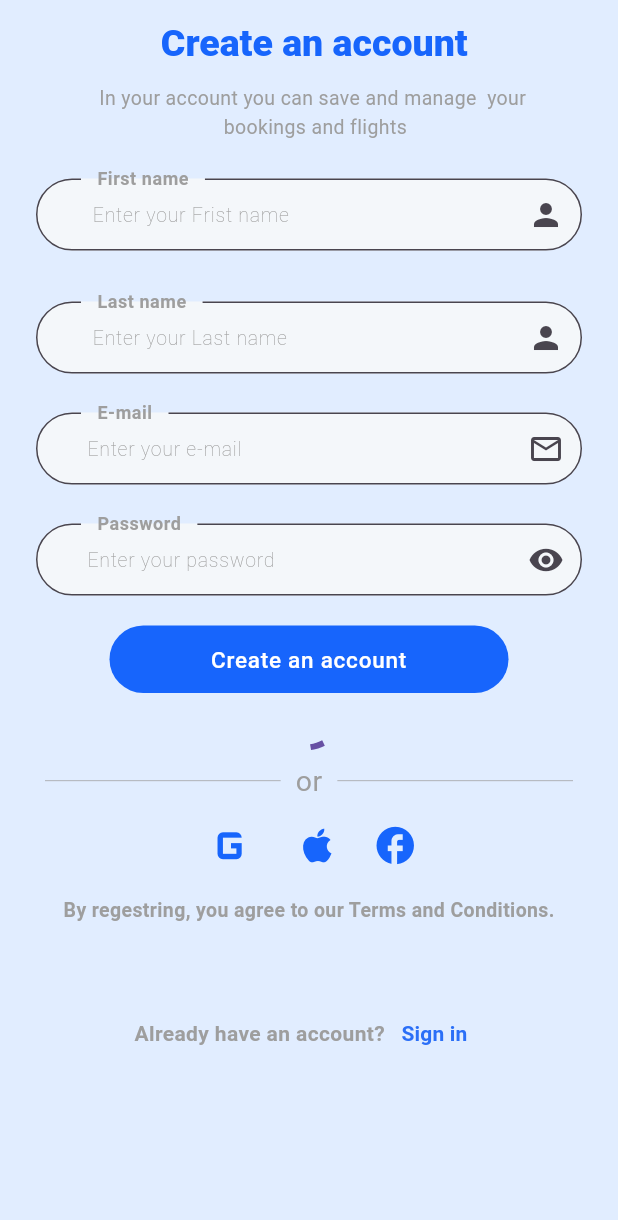
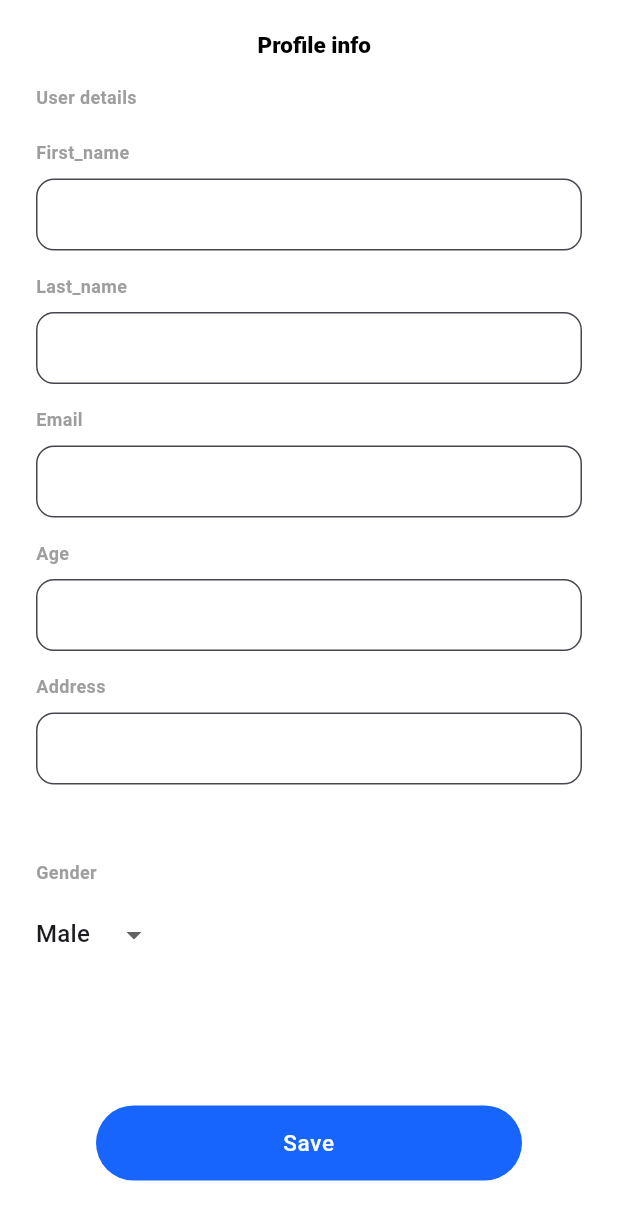
Before and after one commit to Lanahamed1/Tickets-Booking-Agency, a Flutter app: the screen it shows after launch, on a phone screen of 412 x 824 dp. Shown: the top 1220 px of the screen. Run offline on Flutter 3.47's test engine with Material 3 defaults, Android fonts, the phone set to English and light mode, and no system bars.

Commit message:
new file

```diff
--- a/analysis_options.yaml
+++ b/analysis_options.yaml
@@ -7,6 +7,9 @@
 
 # The following line activates a set of recommended lints for Flutter apps,
 # packages, and plugins designed to encourage good coding practices.
+analyzer:
+  errors:
+    file_names: ignore
 include: package:flutter_lints/flutter.yaml
 
 linter:
--- /dev/null
+++ b/lib/Edit_Profile.dart
@@ -0,0 +1,243 @@
+// ignore: file_names
+import 'package:flutter/cupertino.dart';
+import 'package:flutter/material.dart';
+import 'package:flutter/rendering.dart';
+import 'package:flutter/widgets.dart';
+
+// ignore: camel_case_types
+class Edit_Profile extends StatefulWidget {
+  const Edit_Profile({super.key});
+
+  @override
+  State<Edit_Profile> createState() => _Edit_ProfileState();
+}
+
+String selectedGender = 'Male';
+
+// ignore: camel_case_types
+class _Edit_ProfileState extends State<Edit_Profile> {
+  @override
+  Widget build(BuildContext context) {
+    return Scaffold(
+      backgroundColor: Colors.white,
+      appBar: AppBar(
+        backgroundColor: Colors.white,
+        centerTitle: true,
+        elevation: 0.0,
+        title: SizedBox(
+          child: Container(
+              alignment: Alignment.center,
+              margin: const EdgeInsets.only(left: 7, top: 3),
+              child: const Text(
+                "Profile info",
+                style: TextStyle(
+                    color: Colors.black,
+                    fontSize: 15,
+                    fontWeight: FontWeight.w900),
+              )),
+        ),
+      ),
+      body: Container(
+          padding: const EdgeInsets.symmetric(horizontal: 24),
+          // ignore: prefer_const_literals_to_create_immutables
+          child: ListView(children: [
+            const Text(
+              "User details",
+              style: TextStyle(
+                  color: Colors.grey,
+                  fontWeight: FontWeight.bold,
+                  fontSize: 12),
+            ),
+            const SizedBox(
+              height: 20,
+            ),
+            const Text(
+              "First_name",
+              style: TextStyle(
+                  color: Colors.grey,
+                  fontWeight: FontWeight.bold,
+                  fontSize: 12),
+            ),
+            const SizedBox(
+              height: 9,
+            ),
+            TextFormField(
+              decoration: InputDecoration(
+                fillColor: Colors.white,
+                border:
+                    OutlineInputBorder(borderRadius: BorderRadius.circular(12)),
+                filled: true,
+                contentPadding:
+                    const EdgeInsets.symmetric(vertical: 5, horizontal: 30),
+                label: Container(
+                  margin: const EdgeInsets.symmetric(horizontal: 9),
+                ),
+              ),
+            ),
+            const SizedBox(
+              height: 15,
+            ),
+            const Text(
+              "Last_name",
+              style: TextStyle(
+                  color: Colors.grey,
+                  fontWeight: FontWeight.bold,
+                  fontSize: 12),
+            ),
+            const SizedBox(
+              height: 9,
+            ),
+            TextFormField(
+              decoration: InputDecoration(
+                fillColor: Colors.white,
+                border:
+                    OutlineInputBorder(borderRadius: BorderRadius.circular(12)),
+                filled: true,
+                contentPadding:
+                    const EdgeInsets.symmetric(vertical: 5, horizontal: 30),
+                label: Container(
+                  margin: const EdgeInsets.symmetric(horizontal: 9),
+                ),
+              ),
+            ),
+            const SizedBox(
+              height: 15,
+            ),
+            const Text(
+              "Email",
+              style: TextStyle(
+                  color: Colors.grey,
+                  fontWeight: FontWeight.bold,
+                  fontSize: 12),
+            ),
+            const SizedBox(
+              height: 9,
+            ),
+            TextFormField(
+              decoration: InputDecoration(
+                fillColor: Colors.white,
+                border:
+                    OutlineInputBorder(borderRadius: BorderRadius.circular(12)),
+                filled: true,
+                contentPadding:
+                    const EdgeInsets.symmetric(vertical: 5, horizontal: 30),
+                label: Container(
+                  margin: const EdgeInsets.symmetric(horizontal: 9),
+                ),
+              ),
+            ),
+            const SizedBox(
+              height: 15,
+            ),
+            const Text(
+              "Age",
+              style: TextStyle(
+                  color: Colors.grey,
+                  fontWeight: FontWeight.bold,
+                  fontSize: 12),
+            ),
+            const SizedBox(
+              height: 9,
+            ),
+            TextFormField(
+              decoration: InputDecoration(
+                fillColor: Colors.white,
+                border:
+                    OutlineInputBorder(borderRadius: BorderRadius.circular(12)),
+                filled: true,
+                contentPadding:
+                    const EdgeInsets.symmetric(vertical: 5, horizontal: 30),
+                label: Container(
+                  margin: const EdgeInsets.symmetric(horizontal: 9),
+                ),
+              ),
+            ),
+            const SizedBox(
+              height: 15,
+            ),
+            const Text(
+              "Address",
+              style: TextStyle(
+                  color: Colors.grey,
+                  fontWeight: FontWeight.bold,
+                  fontSize: 12),
+            ),
+            const SizedBox(
+              height: 9,
+            ),
+            Container(
+              decoration: BoxDecoration(
+                borderRadius: BorderRadius.circular(12),
+              ),
+              child: TextFormField(
+                decoration: InputDecoration(
+                  fillColor: Colors.white,
+                  border: OutlineInputBorder(
+                      borderRadius: BorderRadius.circular(12)),
+                  filled: true,
+                  contentPadding:
+                      const EdgeInsets.symmetric(vertical: 5, horizontal: 30),
+                  label: Container(
+                    margin: const EdgeInsets.symmetric(horizontal: 9),
+                  ),
+                ),
+              ),
+            ),
+            const SizedBox(
+              height: 50,
+            ),
+            const Text(
+              "Gender",
+              style: TextStyle(
+                  color: Colors.grey,
+                  fontWeight: FontWeight.bold,
+                  fontSize: 12),
+            ),
+            const SizedBox(
+              height: 9,
+            ),
+            DropdownButton<String>(
+              borderRadius: BorderRadius.circular(20),
+              iconSize: 24,
+              iconDisabledColor: Colors.black,
+              elevation: 5,
+              value: selectedGender,
+              items: <String>['Male', 'Female'].map((String value) {
+                return DropdownMenuItem<String>(
+                  value: value,
+                  child: Text(value),
+                );
+              }).toList(),
+              onChanged: (newValue) {
+                setState(() {
+                  selectedGender = newValue!;
+                });
+                print('Selected Gender: $newValue');
+              },
+              underline: Container(),
+            ),
+            const SizedBox(height: 90),
+            Container(
+                margin: const EdgeInsets.symmetric(horizontal: 40),
+                width: 400,
+                height: 50,
+                decoration: BoxDecoration(
+                  color: const Color(0xFF1765FC),
+                  borderRadius: BorderRadius.circular(100),
+                ),
+                child: MaterialButton(
+                  onPressed: () {},
+                  child: const Text(
+                    "Save",
+                    textAlign: TextAlign.right,
+                    style: TextStyle(
+                        letterSpacing: 0.5,
+                        fontSize: 15,
+                        color: Colors.white,
+                        fontWeight: FontWeight.w500),
+                  ),
+                )),
+          ])),
+    );
+  }
+}
--- a/lib/Profile.dart
+++ b/lib/Profile.dart
@@ -3,22 +3,26 @@
 import 'package:flutter/cupertino.dart';
 import 'package:flutter/material.dart';
 import 'package:flutter/widgets.dart';
-
+import 'dart:io';
+//import 'package:image_picker/image_picker.dart';
 class Profile extends StatefulWidget {
   // ignore: use_super_parameters
   const Profile({Key? key}) : super(key: key);
   @override
-  State<Profile> createState() => _ProfileScrState();
+  State<Profile> createState() => _ProfileScrState();}
+   File? _imgFile;
 
-  // Future getImageFromGallery() async {
-  //  final XFile? image = await _picker.pickImage(source: ImageSource.gallery);
-
-  //setState(() {
-  //_image = image;
-  // });
-
-  //}
-}
+      // void takeSnapshot() async {
+      //   final ImagePicker picker = ImagePicker();
+      //   final XFile? img = await picker.pickImage(
+      //     source: ImageSource.camera, // alternatively, use ImageSource.gallery
+      //     maxWidth: 400,
+      //   );
+      //   if (img == null) return;
+      //   setState(() {
+      //     _imgFile = File(img.path); // convert it to a Dart:io file
+      //   });
+      // }
 
 // ignore: camel_case_types
 class _ProfileScrState extends State<Profile> {
@@ -52,20 +56,15 @@ class _ProfileScrState extends State<Profile> {
               Container(
                   alignment: Alignment.center,
                   margin: const EdgeInsets.only(bottom: 30),
-                  child: Column(
+                  child: const Column(
                     children: [
-                      const CircleAvatar(
+                      CircleAvatar(
                         radius: 90,
-                        //     child: _image == null
-                        //? const Text('No image selected.')
-                        //: Image.file(File(_image!.path)),
-                        // ),
-                        //floatingActionButton: FloatingActionButton(
-                        //onPressed: getImageFromGallery,
-                        //tooltip: 'Pick Image',
-                        // child: Icon(Icons.add_a_photo),
-                        //),
-                      ),
+//                           backgroundImage: (_imgFile == null)
+//   ? AssetImage('assets/person.png')
+//   : FileImage(_imgFile!) as ImageProvider,
+// )
+
                       ////  Positioned(
                       //bottom: 0,
                       //right: 0,
@@ -75,8 +74,8 @@ class _ProfileScrState extends State<Profile> {
                       //decoration: BoxDecoration(
                       //  borderRadius: BorderRadius.circular(100)),
                       //color: Colors.blue,
-                    ],
-                  )),
+              )])
+              ),
               const SizedBox(
                 height: 10,
               ),
@@ -134,7 +133,7 @@ class _ProfileScrState extends State<Profile> {
                     ),
                   )),
               const SizedBox(
-                height: 120,
+                height: 150,
               ),
               Container(
                   width: 350,
@@ -153,7 +152,7 @@ class _ProfileScrState extends State<Profile> {
                           fontSize: 17,
                           color: Color(0xFF1765FC),
                           fontWeight: FontWeight.bold),
-                    ),
+                ),
                   )),
             ])));
   }
--- a/lib/SingIn.dart
+++ b/lib/SingUp.dart
@@ -6,15 +6,15 @@ import 'package:flutter/material.dart';
 import 'package:http/http.dart' as http;
 
 // ignore: camel_case_types
-class SingInSrceen extends StatefulWidget {
+class SingUpSrceen extends StatefulWidget {
   // ignore: use_super_parameters
-  const SingInSrceen({Key? key}) : super(key: key);
+  const SingUpSrceen({Key? key}) : super(key: key);
   @override
-  State<SingInSrceen> createState() => _SingInscrState();
+  State<SingUpSrceen> createState() => _SingUpscrState();
 }
 
 // ignore: camel_case_types
-class _SingInscrState extends State<SingInSrceen> {
+class _SingUpscrState extends State<SingUpSrceen> {
   Future<void> sendPostRequest() async {
     // var response = await post(Uri.parse("http://127.0.0.1:8000/account/register/"));
     final apiUrl = "http://127.0.0.1:8000/account/register";
--- a/lib/main.dart
+++ b/lib/main.dart
@@ -1,7 +1,10 @@
+import 'package:flutter/material.dart';
+import 'package:flutter_tickets_booking_agency/Edit_Profile.dart';
+import 'package:flutter_tickets_booking_agency/LogIn.dart';
+import 'package:flutter_tickets_booking_agency/SingUp.dart';
 
-import 'package:flutter/material.dart';
-import 'package:flutter_tickets_booking_agency/LogIn.dart';
-import 'package:flutter_tickets_booking_agency/SingIn.dart';
+import 'Profile.dart';
+
 ///import 'package:flutter_tickets_booking_agency/Profile.dart';
 ///import 'package:flutter_tickets_booking_agency/SingIn.dart';
 
@@ -21,7 +24,7 @@ class MyApp extends StatelessWidget {
       title: 'Tickets booking agency',
       debugShowCheckedModeBanner: false,
       theme: ThemeData(primarySwatch: Colors.blue),
-      home: const SingInSrceen(),
+      home: const Edit_Profile(),
     );
   }
 }
--- a/pubspec.yaml
+++ b/pubspec.yaml
@@ -36,6 +36,7 @@ dependencies:
   # Use with the CupertinoIcons class for iOS style icons.
   cupertino_icons: ^1.0.6
   http: ^1.2.1
+  image_picker: ^1.0.7
 
 dev_dependencies:
   flutter_test:
```
